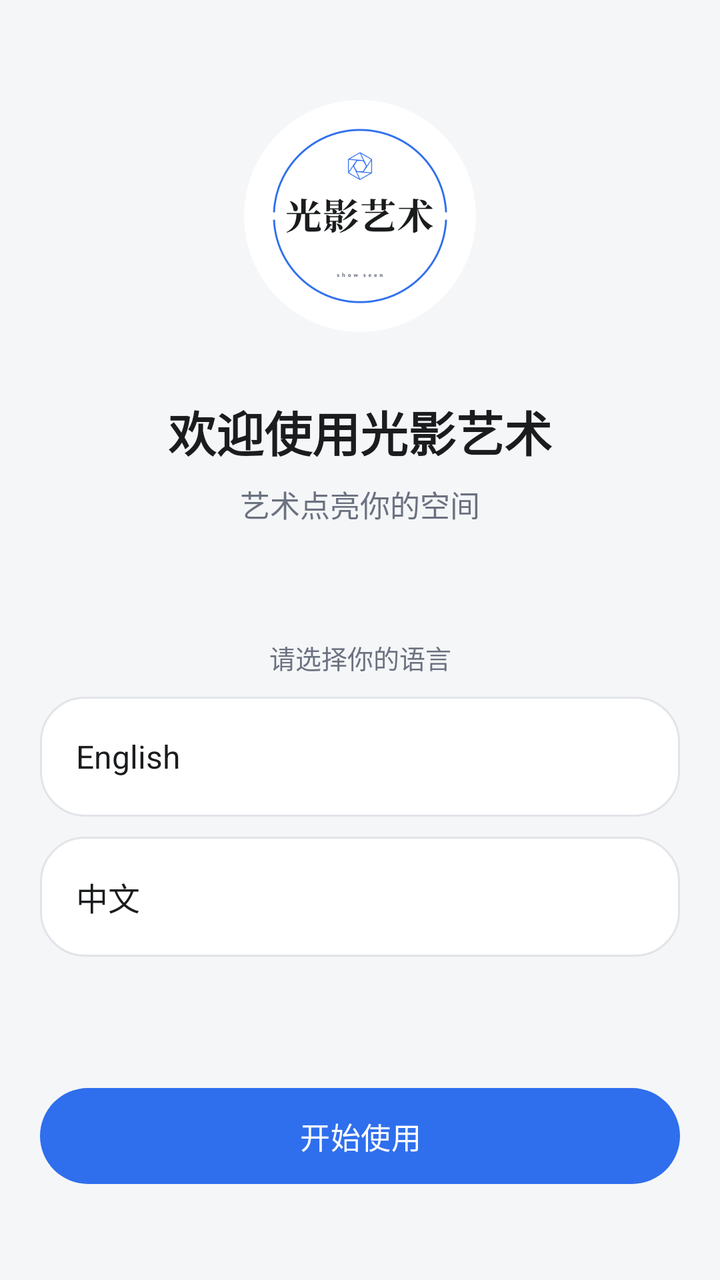
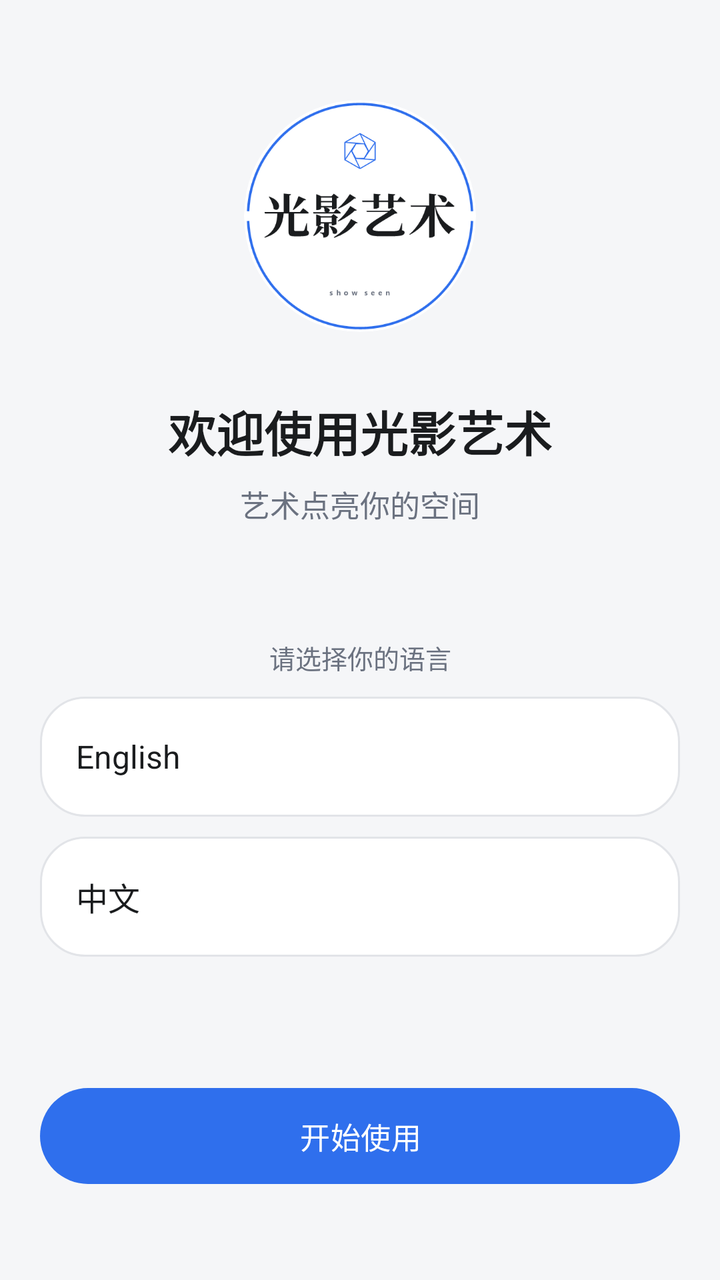

Screens rendered from an Android XML layout before and after an edit, with the pre-edit source and the edit as a unified diff.
<!-- AndroidManifest.xml: application theme Theme.LightShadowArtPhone -->
<!-- res/layout/activity_welcome.xml -->
<?xml version="1.0" encoding="utf-8"?>
<LinearLayout xmlns:android="http://schemas.android.com/apk/res/android"
    xmlns:app="http://schemas.android.com/apk/res-auto"
    android:layout_width="match_parent"
    android:layout_height="match_parent"
    android:background="@color/app_bg"
    android:orientation="vertical">

    <ScrollView
        android:layout_width="match_parent"
        android:layout_height="0dp"
        android:layout_weight="1"
        android:clipToPadding="false"
        android:fillViewport="true">

        <LinearLayout
            android:layout_width="match_parent"
            android:layout_height="wrap_content"
            android:orientation="vertical"
            android:paddingStart="@dimen/page_horizontal_padding"
            android:paddingTop="@dimen/page_vertical_padding"
            android:paddingEnd="@dimen/page_horizontal_padding"
            android:paddingBottom="@dimen/page_vertical_padding">

            
            <Space
                android:layout_width="match_parent"
                android:layout_height="0dp"
                android:layout_weight="0.4" />

            
            <ImageView
                android:id="@+id/iv_welcome_logo"
                android:layout_width="@dimen/welcome_logo_size"
                android:layout_height="@dimen/welcome_logo_size"
                android:layout_gravity="center_horizontal"
                android:background="@drawable/bg_brand_logo_circle"
                android:clipToOutline="true"
                android:contentDescription="@string/app_name"
                android:scaleType="fitCenter"
                android:src="@drawable/ic_brand_logo" />

            <TextView
                android:id="@+id/tv_welcome_title"
                style="@style/Text.TitleLarge"
                android:layout_width="match_parent"
                android:layout_height="wrap_content"
                android:layout_marginTop="@dimen/welcome_title_gap"
                android:gravity="center"
                android:text="@string/welcome_title" />

            <TextView
                android:id="@+id/tv_welcome_subtitle"
                style="@style/Text.Body"
                android:layout_width="match_parent"
                android:layout_height="wrap_content"
                android:layout_marginTop="@dimen/welcome_subtitle_gap"
                android:gravity="center"
                android:text="@string/welcome_subtitle"
                android:textColor="@color/text_secondary" />

            
            <TextView
                style="@style/Text.Hint"
                android:layout_width="match_parent"
                android:layout_height="wrap_content"
                android:layout_marginTop="@dimen/welcome_language_gap"
                android:layout_marginBottom="@dimen/item_gap"
                android:gravity="center"
                android:text="@string/welcome_choose_language" />

            <LinearLayout
                android:id="@+id/card_language_en"
                android:layout_width="match_parent"
                android:layout_height="wrap_content"
                android:background="@drawable/bg_card_outline"
                android:clickable="true"
                android:contentDescription="@string/language_en"
                android:focusable="true"
                android:gravity="center_vertical"
                android:minHeight="60dp"
                android:orientation="horizontal"
                android:paddingStart="@dimen/card_padding"
                android:paddingEnd="@dimen/card_padding">

                <TextView
                    android:id="@+id/tv_language_en"
                    style="@style/Text.RowTitle"
                    android:layout_width="0dp"
                    android:layout_height="wrap_content"
                    android:layout_weight="1"
                    android:importantForAccessibility="no"
                    android:text="@string/language_en" />

                <ImageView
                    android:id="@+id/iv_language_en_check"
                    android:layout_width="22dp"
                    android:layout_height="22dp"
                    android:contentDescription="@null"
                    android:importantForAccessibility="no"
                    android:src="@drawable/ic_check_circle"
                    android:visibility="invisible"
                    app:tint="@color/primary_blue" />
            </LinearLayout>

            <LinearLayout
                android:id="@+id/card_language_zh"
                android:layout_width="match_parent"
                android:layout_height="wrap_content"
                android:layout_marginTop="@dimen/item_gap"
                android:background="@drawable/bg_card_outline"
                android:clickable="true"
                android:contentDescription="@string/language_zh"
                android:focusable="true"
                android:gravity="center_vertical"
                android:minHeight="60dp"
                android:orientation="horizontal"
                android:paddingStart="@dimen/card_padding"
                android:paddingEnd="@dimen/card_padding">

                <TextView
                    android:id="@+id/tv_language_zh"
                    style="@style/Text.RowTitle"
                    android:layout_width="0dp"
                    android:layout_height="wrap_content"
                    android:layout_weight="1"
                    android:importantForAccessibility="no"
                    android:text="@string/language_zh" />

                <ImageView
                    android:id="@+id/iv_language_zh_check"
                    android:layout_width="22dp"
                    android:layout_height="22dp"
                    android:contentDescription="@null"
                    android:importantForAccessibility="no"
                    android:src="@drawable/ic_check_circle"
                    android:visibility="invisible"
                    app:tint="@color/primary_blue" />
            </LinearLayout>

            
            <Space
                android:layout_width="match_parent"
                android:layout_height="0dp"
                android:layout_weight="1.0" />

            <com.google.android.material.button.MaterialButton
                android:id="@+id/btn_welcome_start"
                style="@style/PillButton"
                android:layout_width="match_parent"
                android:layout_height="wrap_content"
                android:layout_marginBottom="@dimen/welcome_start_bottom_gap"
                android:text="@string/welcome_get_started" />
        </LinearLayout>
    </ScrollView>
</LinearLayout>
<!-- resources referenced by this layout -->
<resources>
  <color name="app_bg">#F5F6F8</color>
  <color name="primary_blue">#2F6FED</color>
  <color name="text_secondary">#6B7280</color>
  <dimen name="card_padding">18dp</dimen>
  <dimen name="item_gap">10dp</dimen>
  <dimen name="page_horizontal_padding">20dp</dimen>
  <dimen name="page_vertical_padding">24dp</dimen>
  <dimen name="welcome_language_gap">56dp</dimen>
  <dimen name="welcome_logo_size">116dp</dimen>
  <dimen name="welcome_start_bottom_gap">24dp</dimen>
  <dimen name="welcome_subtitle_gap">8dp</dimen>
  <dimen name="welcome_title_gap">32dp</dimen>
  <!-- drawable bg_brand_logo_circle (drawable) -->
  <?xml version="1.0" encoding="utf-8"?>
  <shape xmlns:android="http://schemas.android.com/apk/res/android"
      android:shape="oval">
      <solid android:color="@color/card_bg" />
  </shape>
  <!-- drawable bg_card_outline (drawable) -->
  <?xml version="1.0" encoding="utf-8"?>
  <shape xmlns:android="http://schemas.android.com/apk/res/android"
      android:shape="rectangle">
      <solid android:color="@color/card_bg" />
      <stroke
          android:width="@dimen/divider_width"
          android:color="@color/divider_stroke" />
      <corners android:radius="@dimen/corner_large" />
  </shape>
  <!-- drawable ic_brand_logo: png bitmap (drawable-xxxhdpi, 32694 bytes) -->
  <!-- drawable ic_check_circle (drawable) -->
  <?xml version="1.0" encoding="utf-8"?>
  <vector xmlns:android="http://schemas.android.com/apk/res/android"
      android:width="24dp"
      android:height="24dp"
      android:viewportWidth="24"
      android:viewportHeight="24">
      <path
          android:fillColor="@color/text_primary"
          android:pathData="M12 2.8A9.2 9.2 0 1 0 12 21.2 9.2 9.2 0 0 0 12 2.8zm-1.3 13.3-3.4-3.4 1.5-1.5 1.9 1.9 4.9-4.9 1.5 1.5z" />
  </vector>
  <string name="app_name">光影艺术</string>
  <string name="language_en">English</string>
  <string name="language_zh">中文</string>
  <string name="welcome_choose_language">请选择你的语言</string>
  <string name="welcome_get_started">开始使用</string>
  <string name="welcome_subtitle">艺术点亮你的空间</string>
  <string name="welcome_title">欢迎使用光影艺术</string>
  <style name="Text.Body" parent="">
          <item name="android:textColor">@color/text_primary</item>
          <item name="android:textSize">@dimen/text_body</item>
          <item name="android:lineSpacingMultiplier">1.15</item>
      </style>
  <style name="Text.Hint" parent="">
          <item name="android:textColor">@color/text_secondary</item>
          <item name="android:textSize">@dimen/text_hint</item>
      </style>
  <style name="Text.RowTitle" parent="">
          <item name="android:textColor">@color/text_primary</item>
          <item name="android:textSize">@dimen/text_row_title</item>
      </style>
  <style name="Text.TitleLarge" parent="">
          <item name="android:textColor">@color/text_primary</item>
          <item name="android:textSize">@dimen/text_title_large</item>
          <item name="android:textStyle">bold</item>
      </style>
  <color name="card_bg">#FFFFFF</color>
  <dimen name="divider_width">1dp</dimen>
  <color name="divider_stroke">#E2E4E8</color>
  <dimen name="corner_large">22dp</dimen>
  <color name="text_primary">#1A1C1E</color>
  <dimen name="touch_min_height">48dp</dimen>
  <dimen name="text_button">15sp</dimen>
  <dimen name="corner_pill">28dp</dimen>
  <dimen name="text_body">15sp</dimen>
  <dimen name="text_hint">13sp</dimen>
  <dimen name="text_row_title">16sp</dimen>
  <dimen name="text_title_large">24sp</dimen>
  <color name="on_primary">#FFFFFF</color>
  <color name="primary_soft">#E9EFFD</color>
  <color name="card_tint">#F5F6F8</color>
  <color name="status_destructive">#C0392B</color>
  <!-- unchanged entries left out for length: 2 -->
</resources>

<!-- the commit's change to res/layout/activity_welcome.xml (unified diff, before → after) -->
@@ -35,6 +35,7 @@
                 android:layout_height="@dimen/welcome_logo_size"
                 android:layout_gravity="center_horizontal"
                 android:background="@drawable/bg_brand_logo_circle"
+                android:padding="@dimen/brand_logo_inset"
                 android:clipToOutline="true"
                 android:contentDescription="@string/app_name"
                 android:scaleType="fitCenter"
<!-- resource entries referenced after the edit -->
@@ -3,6 +3,7 @@
   <color name="app_bg">#F5F6F8</color>
   <color name="primary_blue">#2F6FED</color>
   <color name="text_secondary">#6B7280</color>
+  <dimen name="brand_logo_inset">1dp</dimen>
   <dimen name="card_padding">18dp</dimen>
   <dimen name="item_gap">10dp</dimen>
   <dimen name="page_horizontal_padding">20dp</dimen>
@@ -28,7 +29,7 @@
           android:color="@color/divider_stroke" />
       <corners android:radius="@dimen/corner_large" />
   </shape>
-  <!-- drawable ic_brand_logo: png bitmap (drawable-xxxhdpi, 32694 bytes) -->
+  <!-- drawable ic_brand_logo: png bitmap (drawable-xxxhdpi, 19540 bytes) -->
   <!-- drawable ic_check_circle (drawable) -->
   <?xml version="1.0" encoding="utf-8"?>
   <vector xmlns:android="http://schemas.android.com/apk/res/android"
